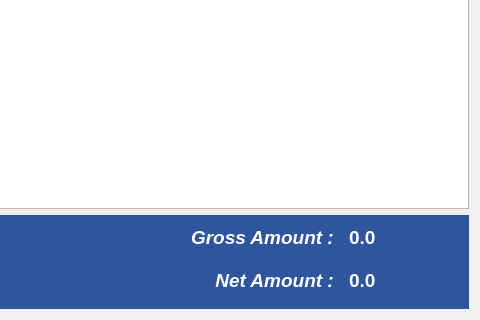
Old version of the form estorecpp/addbill.ui in the repository Watti/estorecpp; both pictures show x 360 to 840 and y 170 to 490 of the 840 by 490 pixel window.
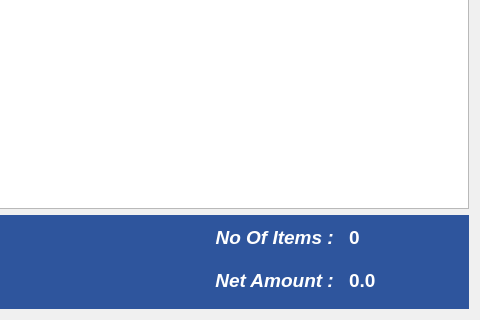
New version of the form.

What changed in the file:
```diff
--- a/estorecpp/addbill.ui
+++ b/estorecpp/addbill.ui
@@ -1572,7 +1572,7 @@
          </font>
         </property>
         <property name="text">
-         <string>Gross Amount : </string>
+         <string>No Of Items : </string>
         </property>
         <property name="alignment">
          <set>Qt::AlignRight|Qt::AlignTrailing|Qt::AlignVCenter</set>
@@ -1633,7 +1633,7 @@
          </font>
         </property>
         <property name="text">
-         <string>0.0</string>
+         <string>0</string>
         </property>
        </widget>
       </item>
```
Left out of the diff: 2 changed lines with no effect on the pictures.
